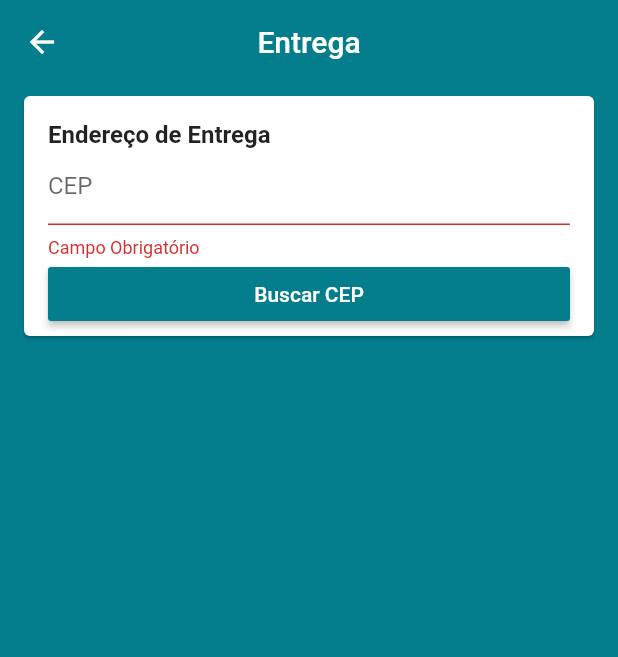
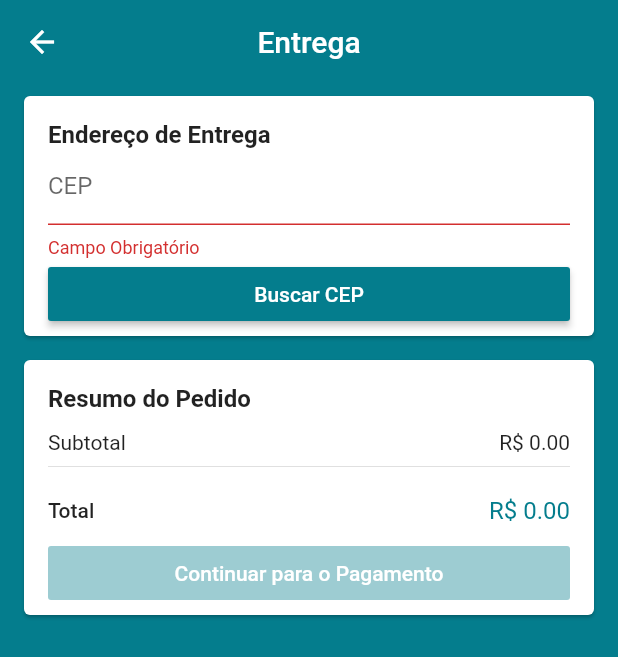
Before and after one commit to romariosilva/alice_store, a Flutter app: the AddressScreen screen opened by its route, after a tap on "Buscar CEP", on a phone screen of 412 x 824 dp. Shown: the top 657 px of the screen. Run offline on Flutter 3.47's test engine with Material 2 defaults, Android fonts, the phone set to English and light mode, and no system bars; our stand-ins replace brasil_fields, carousel_pro, cloud_firestore, dio, firebase_auth, firebase_core and 5 more; missing offline and left inert: alphabet_list_scroll_view; accounts and stored records are empty.

Commit message:
Finished Address

```diff
--- a/lib/common/price_card.dart
+++ b/lib/common/price_card.dart
@@ -13,6 +13,8 @@ class PriceCard extends StatelessWidget {
   Widget build(BuildContext context) {
     final cartManager = context.watch<CartManager>();
     final productsPrice = cartManager.productsPrice;
+    final deliveryPrice = cartManager.deliveryPrice;
+    final totalPrice = cartManager.totalPrice;
 
     return Card(
       margin: const EdgeInsets.symmetric(horizontal: 16, vertical: 8),
@@ -38,6 +40,17 @@ class PriceCard extends StatelessWidget {
               ],
             ),
             const Divider(),
+            if(deliveryPrice != null)
+              ...[
+                Row(
+                  mainAxisAlignment: MainAxisAlignment.spaceBetween,
+                  children: [
+                    const Text('Entrega'),
+                    Text('R\$ ${deliveryPrice.toStringAsFixed(2)}'),
+                  ],
+                ),
+                const Divider(),
+              ],
             const SizedBox(height: 12),
             Row(
               mainAxisAlignment: MainAxisAlignment.spaceBetween,
@@ -47,7 +60,7 @@ class PriceCard extends StatelessWidget {
                   style: TextStyle(fontWeight: FontWeight.w500),
                 ),
                 Text(
-                  'R\$ ${productsPrice.toStringAsFixed(2)}',
+                  'R\$ ${totalPrice.toStringAsFixed(2)}',
                   style: TextStyle(
                     color: Theme.of(context).primaryColor,
                     fontSize: 16,
--- a/lib/screens/address/address_screen.dart
+++ b/lib/screens/address/address_screen.dart
@@ -1,4 +1,7 @@
+import 'package:alice_store/common/price_card.dart';
+import 'package:alice_store/models/cart_manager.dart';
 import 'package:flutter/material.dart';
+import 'package:provider/provider.dart';
 
 import 'components/address_card.dart';
 
@@ -12,7 +15,17 @@ class AddressScreen extends StatelessWidget {
       ),
       body: ListView(
         children: [
-          AddressCard()
+          AddressCard(),
+          Consumer<CartManager>(
+            builder: (_, cartManager, __){
+              return PriceCard(
+                buttonText: 'Continuar para o Pagamento',
+                onPressed: cartManager.isAddressValid ? (){
+
+                } : null,
+              );
+            }
+          ),
         ],
       ),
     );
--- a/lib/screens/address/components/address_card.dart
+++ b/lib/screens/address/components/address_card.dart
@@ -29,7 +29,7 @@ class AddressCard extends StatelessWidget {
                     ),
                   ),
                   CepInputField(address),
-                  AddressInputField(address)
+                  AddressInputField(address),
                 ],
               ),
             );
--- a/lib/screens/address/components/address_input_field.dart
+++ b/lib/screens/address/components/address_input_field.dart
@@ -13,15 +13,17 @@ class AddressInputField extends StatelessWidget {
   @override
   Widget build(BuildContext context) {
     final primaryColor = Theme.of(context).primaryColor;
+    final cartManager = context.watch<CartManager>();
 
     String emptyValidator(String text) =>
         text.isEmpty ? 'Campo obrigatório' : null;
 
-    if(address.zipCode != null)
+    if(address.zipCode != null && cartManager.deliveryPrice == null)
       return Column(
         crossAxisAlignment: CrossAxisAlignment.stretch,
         children: <Widget>[
           TextFormField(
+            enabled: !cartManager.loading,
             initialValue: address.street,
             decoration: const InputDecoration(
               isDense: true,
@@ -35,6 +37,7 @@ class AddressInputField extends StatelessWidget {
             children: <Widget>[
               Expanded(
                 child: TextFormField(
+                  enabled: !cartManager.loading,
                   initialValue: address.number,
                   decoration: const InputDecoration(
                       isDense: true,
@@ -54,6 +57,7 @@ class AddressInputField extends StatelessWidget {
               ),
               Expanded(
                 child: TextFormField(
+                  enabled: !cartManager.loading,
                   initialValue: address.complement,
                   decoration: const InputDecoration(
                     isDense: true,
@@ -66,6 +70,7 @@ class AddressInputField extends StatelessWidget {
             ],
           ),
           TextFormField(
+            enabled: !cartManager.loading,
             initialValue: address.district,
             decoration: const InputDecoration(
               isDense: true,
@@ -121,11 +126,16 @@ class AddressInputField extends StatelessWidget {
             ],
           ),
           const SizedBox(height: 8,),
+          if(cartManager.loading)
+            LinearProgressIndicator(
+              valueColor: AlwaysStoppedAnimation(primaryColor),
+              backgroundColor: Colors.transparent,
+            ),
           RaisedButton(
             color: primaryColor,
             disabledColor: primaryColor.withAlpha(100),
             textColor: Colors.white,
-            onPressed: () async{
+            onPressed: !cartManager.loading ? () async{
               if(Form.of(context).validate()){
                 Form.of(context).save();
                 try{
@@ -139,12 +149,19 @@ class AddressInputField extends StatelessWidget {
                   );
                 }
               }
-            },
+            } : null,
             child: const Text('Calcular Frete'),
           ),
         ],
       );
-    else
-      return Container();
+    else if(address.zipCode != null)
+      return Padding(
+                      padding: const EdgeInsets.only(bottom: 16),
+                      child: Text(
+                        '${address.street}, ${address.number}\n${address.district}\n'
+                          '${address.city} - ${address.street}'
+                      ),
+                    );
+    else return Container();
   }
 }
--- a/lib/screens/address/components/cep_input_field.dart
+++ b/lib/screens/address/components/cep_input_field.dart
@@ -6,22 +6,31 @@ import 'package:flutter/material.dart';
 import 'package:flutter/services.dart';
 import 'package:provider/provider.dart';
 
-class CepInputField extends StatelessWidget {
+class CepInputField extends StatefulWidget {
 
-  final cepController = TextEditingController();
   final Address address;
 
-  CepInputField(this.address);
+  const CepInputField(this.address);
+
+  @override
+  _CepInputFieldState createState() => _CepInputFieldState();
+}
+
+class _CepInputFieldState extends State<CepInputField> {
+
+  final TextEditingController cepController = TextEditingController();
 
   @override
   Widget build(BuildContext context) {
+    final cartManager = context.watch<CartManager>();
     final primaryColor = Theme.of(context).primaryColor;
 
-    if(address.zipCode == null)
+    if(widget.address.zipCode == null)
       return Column(
         crossAxisAlignment: CrossAxisAlignment.stretch,
         children: [
           TextFormField(
+            enabled: !cartManager.loading,
             controller: cepController,
             decoration: const InputDecoration(
               isDense: true,
@@ -41,12 +50,26 @@ class CepInputField extends StatelessWidget {
               return null;
             },
           ),
+          if(cartManager.loading)
+            LinearProgressIndicator(
+              valueColor: AlwaysStoppedAnimation(primaryColor),
+              backgroundColor: Colors.transparent,
+            ),
           RaisedButton(
-            onPressed: (){
+            onPressed: !cartManager.loading ? () async{
               if(Form.of(context).validate()){
-                context.read<CartManager>().getAddress(cepController.text);
+                try{
+                  await context.read<CartManager>().getAddress(cepController.text);
+                } catch(e){
+                  Scaffold.of(context).showSnackBar(
+                    SnackBar(
+                      content: Text('$e'),
+                      backgroundColor: Colors.red,
+                    )
+                  );
+                }
               }
-            },
+            } : null,
             textColor: Colors.white,
             color: primaryColor,
             disabledColor: primaryColor.withAlpha(100),
@@ -61,7 +84,7 @@ class CepInputField extends StatelessWidget {
           children: <Widget>[
             Expanded(
               child: Text(
-                'CEP: ${address.zipCode}',
+                'CEP: ${widget.address.zipCode}',
                 style: TextStyle(
                   color: primaryColor,
                   fontWeight: FontWeight.w600
@@ -80,5 +103,4 @@ class CepInputField extends StatelessWidget {
         ),
       );
     }
-
 }
```
Also changed, not shown: lib/common/empty_card.dart (added, +37 -0 lines), lib/common/login_card.dart (added, +48 -0 lines), lib/models/address.dart (+26 -0 lines), lib/models/cart_manager.dart (+36 -3 lines), lib/models/user_data.dart (+14 -1 lines), lib/screens/base/base_screen.dart (+7 -2 lines), lib/screens/cart/cart_screen.dart (+13 -0 lines).
